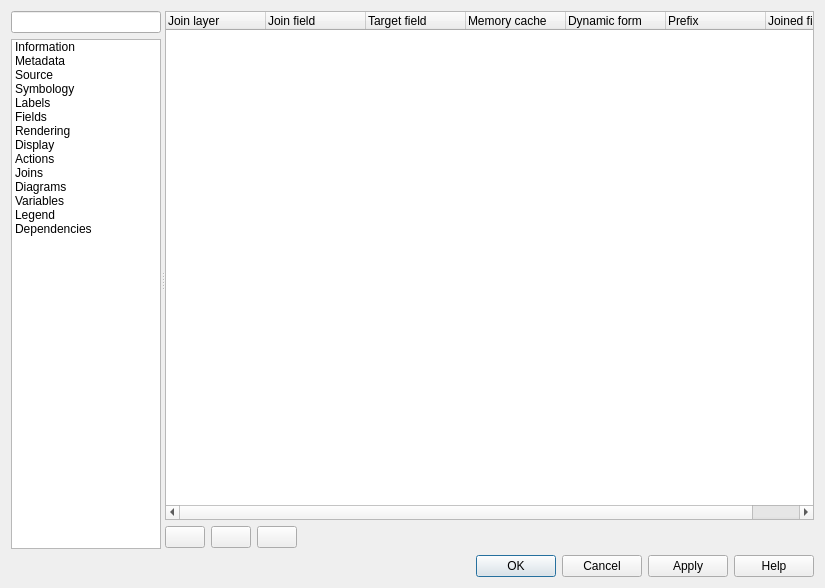
The window that src/ui/qgsvectorlayerpropertiesbase.ui (kartoza/QGIS) describes before a commit, drawn with Qt 5.
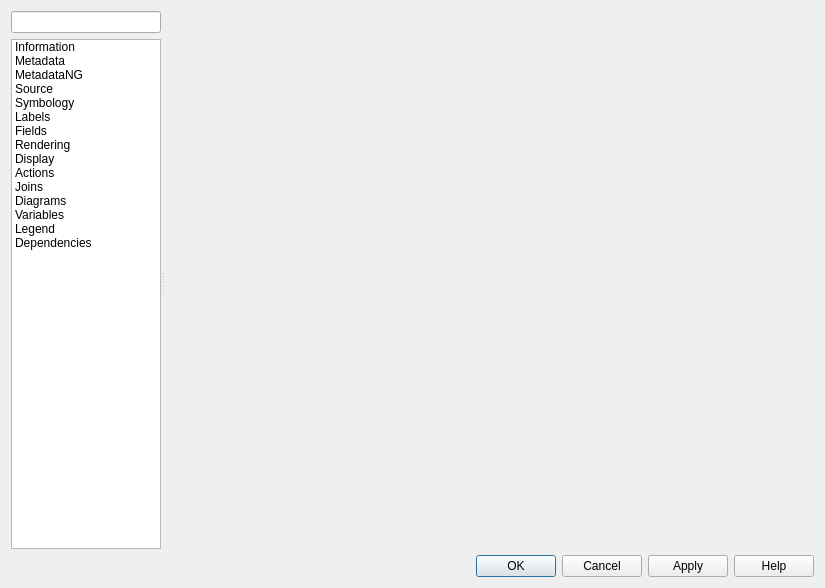
The same window after the commit. Icons and pictures are not drawn. Custom widgets are drawn as their Qt base class.

Commit message: add metadata widget to the vector layer properties

The edit to the form file:
```diff
--- a/src/ui/qgsvectorlayerpropertiesbase.ui
+++ b/src/ui/qgsvectorlayerpropertiesbase.ui
@@ -120,6 +120,15 @@
             <normaloff>:/images/themes/default/propertyicons/editmetadata.svg</normaloff>:/images/themes/default/propertyicons/editmetadata.svg</iconset>
           </property>
          </item>
+         <item>
+          <property name="text">
+           <string>MetadataNG</string>
+          </property>
+          <property name="icon">
+           <iconset resource="../../images/images.qrc">
+            <normaloff>:/images/themes/default/propertyicons/editmetadata.svg</normaloff>:/images/themes/default/propertyicons/editmetadata.svg</iconset>
+          </property>
+         </item>
          <item>
           <property name="text">
            <string>Source</string>
@@ -303,7 +312,7 @@
           </sizepolicy>
          </property>
          <property name="currentIndex">
-          <number>9</number>
+          <number>2</number>
          </property>
          <widget class="QWidget" name="mOptsPage_Information">
           <layout class="QVBoxLayout" name="verticalLayout_5">
@@ -803,6 +812,32 @@
            </item>
           </layout>
          </widget>
+         <widget class="QWidget" name="mOptsPage_MetadataNG">
+          <layout class="QVBoxLayout" name="verticalLayout_27">
+           <property name="leftMargin">
+            <number>0</number>
+           </property>
+           <property name="topMargin">
+            <number>0</number>
+           </property>
+           <property name="rightMargin">
+            <number>0</number>
+           </property>
+           <property name="bottomMargin">
+            <number>0</number>
+           </property>
+           <item>
+            <widget class="QFrame" name="metadataFrame">
+             <property name="frameShape">
+              <enum>QFrame::NoFrame</enum>
+             </property>
+             <property name="frameShadow">
+              <enum>QFrame::Raised</enum>
+             </property>
+            </widget>
+           </item>
+          </layout>
+         </widget>
          <widget class="QWidget" name="mOptsPage_Source">
           <layout class="QVBoxLayout" name="verticalLayout_6">
            <property name="leftMargin">
@@ -1655,8 +1690,8 @@
                <rect>
                 <x>0</x>
                 <y>0</y>
-                <width>653</width>
-                <height>542</height>
+                <width>644</width>
+                <height>522</height>
                </rect>
               </property>
               <layout class="QVBoxLayout" name="verticalLayout_23">
```
Left out of the diff: 24 changed lines with no effect on the pictures. The commit also changes 3 other files.
